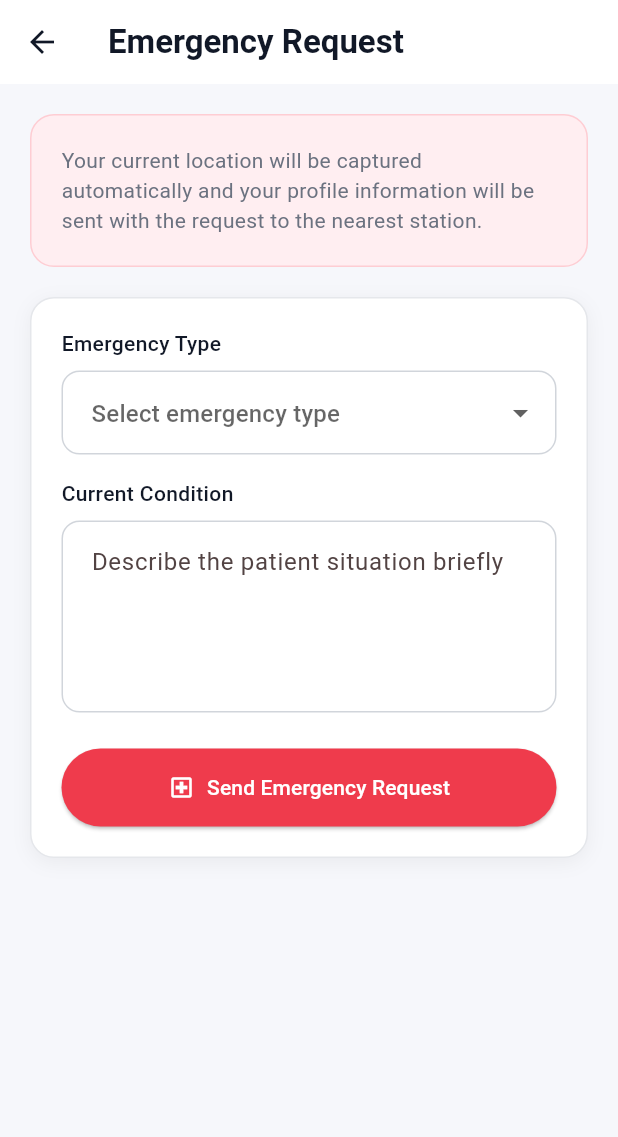
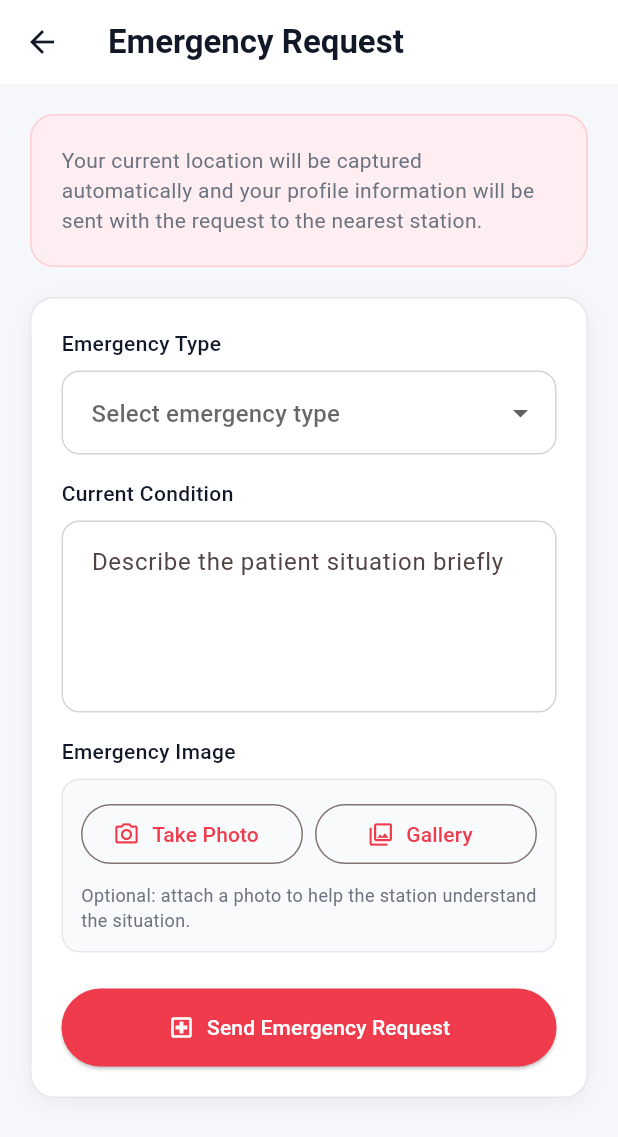
Before and after one commit to Alimansourr/red-cross-system, a Flutter app: the EmergencyRequestPage screen opened directly, on a phone screen of 412 x 824 dp. Shown: the top 1137 px of the screen. Run offline on Flutter 3.47's test engine with Material 3 defaults, Android fonts, the phone set to English and light mode, and no system bars; our stand-ins replace cloud_firestore, firebase_auth, firebase_core, geolocator, image_picker; accounts and stored records are empty.

Commit message:
station app + patient app done in admin web page and the image uplaod and event udated version

```diff
--- a/patient_app/lib/pages/emergency_request_page.dart
+++ b/patient_app/lib/pages/emergency_request_page.dart
@@ -1,4 +1,8 @@
+import 'dart:io';
+
 import 'package:flutter/material.dart';
+import 'package:image_picker/image_picker.dart';
+
 import '../widgets/patient_app_bar.dart';
 import '../widgets/patient_input_decoration.dart';
 import '../widgets/patient_label.dart';
@@ -19,7 +23,11 @@ class _EmergencyRequestPageState extends State<EmergencyRequestPage> {
   final TextEditingController _guestPhoneController = TextEditingController();
   final TextEditingController _conditionController = TextEditingController();
 
+  final ImagePicker _imagePicker = ImagePicker();
+
   String? _selectedEmergencyType;
+  File? _selectedImage;
+
   bool _isLoading = false;
   AssignedStation? _lastAssignedStation;
 
@@ -29,6 +37,34 @@ class _EmergencyRequestPageState extends State<EmergencyRequestPage> {
     _guestPhoneController.dispose();
     _conditionController.dispose();
     super.dispose();
+  }
+
+  Future<void> _pickEmergencyImageFromCamera() async {
+    final XFile? pickedFile = await _imagePicker.pickImage(
+      source: ImageSource.camera,
+      imageQuality: 70,
+      maxWidth: 1280,
+    );
+
+    if (pickedFile == null) return;
+
+    setState(() {
+      _selectedImage = File(pickedFile.path);
+    });
+  }
+
+  Future<void> _pickEmergencyImageFromGallery() async {
+    final XFile? pickedFile = await _imagePicker.pickImage(
+      source: ImageSource.gallery,
+      imageQuality: 70,
+      maxWidth: 1280,
+    );
+
+    if (pickedFile == null) return;
+
+    setState(() {
+      _selectedImage = File(pickedFile.path);
+    });
   }
 
   Future<void> _submitEmergencyRequest() async {
@@ -77,6 +113,7 @@ class _EmergencyRequestPageState extends State<EmergencyRequestPage> {
         currentCondition: currentCondition,
         guestName: guestName,
         guestPhone: guestPhone,
+        emergencyImageFile: _selectedImage,
       );
 
       if (!mounted) return;
@@ -84,6 +121,7 @@ class _EmergencyRequestPageState extends State<EmergencyRequestPage> {
       setState(() {
         _lastAssignedStation = result.station;
         _selectedEmergencyType = null;
+        _selectedImage = null;
       });
 
       _guestNameController.clear();
@@ -116,6 +154,7 @@ class _EmergencyRequestPageState extends State<EmergencyRequestPage> {
 
   Widget _assignedStationCard() {
     final station = _lastAssignedStation;
+
     if (station == null) {
       return const SizedBox.shrink();
     }
@@ -146,6 +185,89 @@ class _EmergencyRequestPageState extends State<EmergencyRequestPage> {
           ],
         ),
       ),
+    );
+  }
+
+  Widget _imagePickerSection() {
+    return Column(
+      crossAxisAlignment: CrossAxisAlignment.start,
+      children: [
+        const PatientLabel('Emergency Image'),
+        const SizedBox(height: 8),
+        Container(
+          width: double.infinity,
+          padding: const EdgeInsets.all(12),
+          decoration: BoxDecoration(
+            color: const Color(0xfff9fafb),
+            borderRadius: BorderRadius.circular(12),
+            border: Border.all(color: const Color(0xffe5e7eb)),
+          ),
+          child: Column(
+            crossAxisAlignment: CrossAxisAlignment.start,
+            children: [
+              if (_selectedImage != null) ...[
+                ClipRRect(
+                  borderRadius: BorderRadius.circular(12),
+                  child: Image.file(
+                    _selectedImage!,
+                    height: 180,
+                    width: double.infinity,
+                    fit: BoxFit.cover,
+                  ),
+                ),
+                const SizedBox(height: 12),
+              ],
+              Row(
+                children: [
+                  Expanded(
+                    child: OutlinedButton.icon(
+                      onPressed:
+                      _isLoading ? null : _pickEmergencyImageFromCamera,
+                      icon: const Icon(Icons.camera_alt_outlined),
+                      label: Text(
+                        _selectedImage == null
+                            ? 'Take Photo'
+                            : 'Retake Photo',
+                      ),
+                    ),
+                  ),
+                  const SizedBox(width: 8),
+                  Expanded(
+                    child: OutlinedButton.icon(
+                      onPressed:
+                      _isLoading ? null : _pickEmergencyImageFromGallery,
+                      icon: const Icon(Icons.photo_library_outlined),
+                      label: const Text('Gallery'),
+                    ),
+                  ),
+                  if (_selectedImage != null) ...[
+                    const SizedBox(width: 8),
+                    IconButton(
+                      onPressed: _isLoading
+                          ? null
+                          : () {
+                        setState(() {
+                          _selectedImage = null;
+                        });
+                      },
+                      icon: const Icon(Icons.close),
+                      tooltip: 'Remove image',
+                    ),
+                  ],
+                ],
+              ),
+              const SizedBox(height: 8),
+              const Text(
+                'Optional: attach a photo to help the station understand the situation.',
+                style: TextStyle(
+                  fontSize: 12,
+                  color: Color(0xff6b7280),
+                ),
+              ),
+            ],
+          ),
+        ),
+      ],
     );
   }
 
@@ -192,15 +314,15 @@ class _EmergencyRequestPageState extends State<EmergencyRequestPage> {
                           decoration: patientInputDecoration('Enter your name'),
                         ),
                         const SizedBox(height: 16),
-
                         const PatientLabel('Phone Number'),
                         const SizedBox(height: 8),
                         TextField(
                           controller: _guestPhoneController,
                           enabled: !_isLoading,
                           keyboardType: TextInputType.phone,
-                          decoration:
-                          patientInputDecoration('Enter contact number'),
+                          decoration: patientInputDecoration(
+                            'Enter contact number',
+                          ),
                         ),
                         const SizedBox(height: 16),
                       ],
@@ -233,8 +355,9 @@ class _EmergencyRequestPageState extends State<EmergencyRequestPage> {
                             _selectedEmergencyType = value;
                           });
                         },
-                        decoration:
-                        patientInputDecoration('Select emergency type'),
+                        decoration: patientInputDecoration(
+                          'Select emergency type',
+                        ),
                       ),
                       const SizedBox(height: 16),
                       const PatientLabel('Current Condition'),
@@ -247,6 +370,8 @@ class _EmergencyRequestPageState extends State<EmergencyRequestPage> {
                           'Describe the patient situation briefly',
                         ),
                       ),
+                      const SizedBox(height: 16),
+                      _imagePickerSection(),
                       const SizedBox(height: 24),
                       SizedBox(
                         width: double.infinity,
--- a/patient_app/pubspec.yaml
+++ b/patient_app/pubspec.yaml
@@ -36,6 +36,9 @@ dependencies:
   geolocator:  ^12.0.0
   url_launcher: ^6.3.2
   intl: ^0.19.0
+  http: ^1.2.2
+  firebase_storage: ^12.4.10
+  image_picker: ^1.0.4
 
   # The following adds the Cupertino Icons font to your application.
   # Use with the CupertinoIcons class for iOS style icons.
```
Also changed, not shown: patient_app/lib/services/emergency_request_service.dart (+70 -8 lines), patient_app/pubspec.lock, 7 other files.
